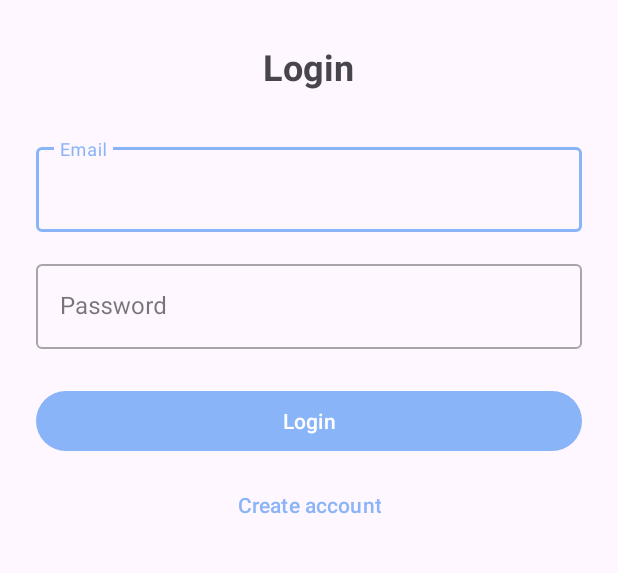
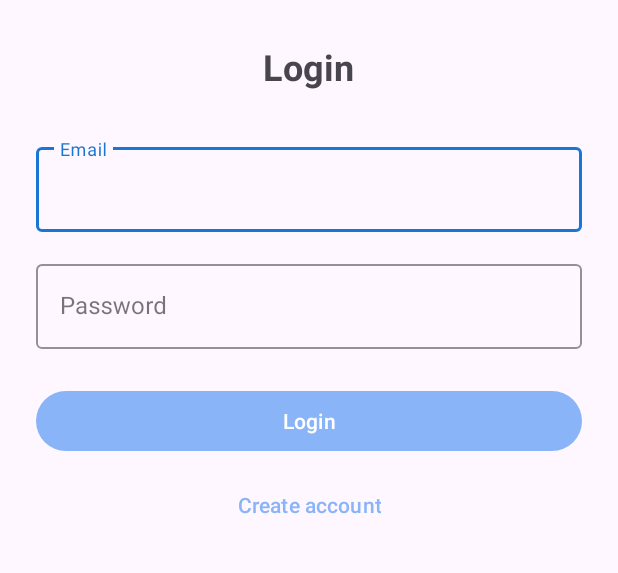
Before and after one commit to YuvalAnteby/Gmail-AdvancedSystemProgramming, an Android app: the LoginFragment screen opened directly, with no data from a screen before it, on a phone screen of 412 x 824 dp, the part 180-753 px from its top. Run offline under Robolectric (Android 15) with nearby library versions, the phone set to English and light mode, and no system bars.

Commit message:
GA-127 dark mode

```diff
--- /dev/null
+++ b/android_app/app/src/main/res/values-night/styles.xml
@@ -0,0 +1,12 @@
+<?xml version="1.0" encoding="utf-8"?>
+<resources>
+    <!-- Login & signup screens styles -->
+    <style name="etLayoutAuth" parent="Widget.MaterialComponents.TextInputLayout.OutlinedBox">
+        <item name="android:layout_marginTop">16dp</item>
+        <item name="boxBackgroundMode">outline</item>
+        <item name="boxStrokeColor">@color/react_light_blue</item>
+        <item name="hintTextColor">@color/react_light_blue</item>
+    </style>
+
+
+</resources>
--- a/android_app/app/src/main/res/values-night/themes.xml
+++ b/android_app/app/src/main/res/values-night/themes.xml
@@ -10,7 +10,7 @@
         <item name="colorSecondaryVariant">@color/teal_200</item>
         <item name="colorOnSecondary">@color/black</item>
         <!-- Status bar color. -->
-        <item name="android:statusBarColor">?attr/colorPrimaryVariant</item>
+        <item name="android:statusBarColor">@android:color/transparent</item>
         <!-- Customize your theme here. -->
     </style>
     <!-- Base application theme. -->
--- a/android_app/app/src/main/res/values/styles.xml
+++ b/android_app/app/src/main/res/values/styles.xml
@@ -21,6 +21,8 @@
     <style name="etLayoutAuth" parent="Widget.MaterialComponents.TextInputLayout.OutlinedBox">
         <item name="android:layout_marginTop">16dp</item>
         <item name="boxBackgroundMode">outline</item>
+        <item name="boxStrokeColor">@color/react_blue</item>
+        <item name="hintTextColor">@color/react_blue</item>
     </style>
 
     <style name="btnPrimary">
--- a/android_app/app/src/main/res/values/themes.xml
+++ b/android_app/app/src/main/res/values/themes.xml
@@ -10,7 +10,7 @@
         <item name="colorSecondaryVariant">@color/teal_700</item>
         <item name="colorOnSecondary">@color/black</item>
         <!-- Status bar color. -->
-        <item name="android:statusBarColor">?attr/colorPrimaryVariant</item>
+        <item name="android:statusBarColor">@color/react_light_blue</item>
         <!-- Customize your theme here. -->
     </style>
     <!-- Base application theme. -->
```
